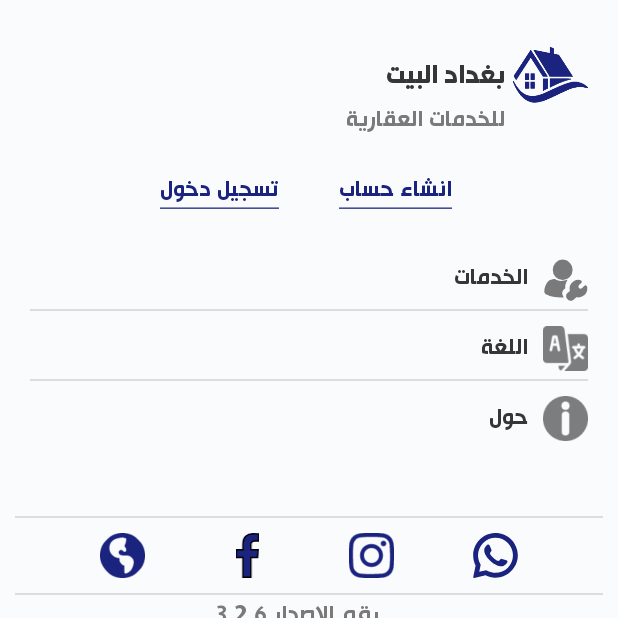
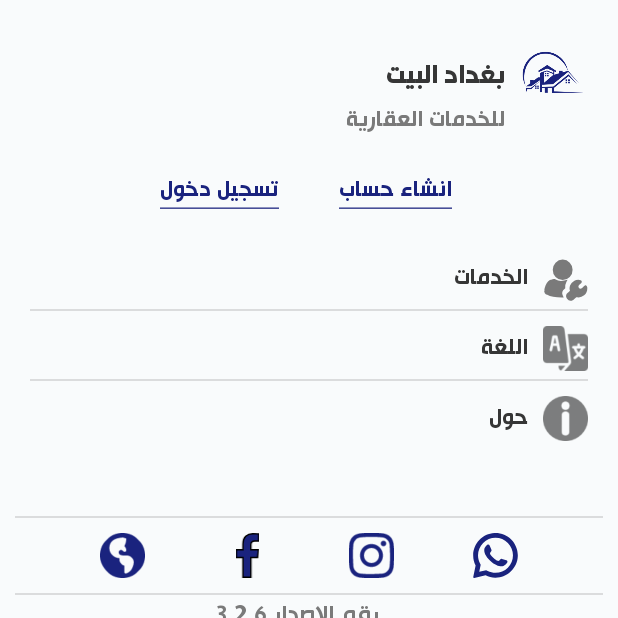
Before and after one commit to PardeepTeams/Baghdad-home, an Android app: the fragment MoreFragment placed in its activity, on a phone screen of 412 x 824 dp, the top half of it. Run offline under Robolectric (Android 15) with nearby library versions, the phone set to English and light mode, and no system bars; our stand-ins replace CircleImageView, Firebase (no records; nobody signed in at launch, a user with empty details on screens opened directly); libraries missing offline, so code that uses them is left out: com.amar.library, com.facebook, com.facebook.login, com.google.auth.oauth2; pictures from the network do not load; 6 statements that could not run were skipped.

Commit message:
Changed splash video Changed small app icon

```diff
--- a/app/src/main/java/com/baghdadhomes/Activities/NewSplashActivity.kt
+++ b/app/src/main/java/com/baghdadhomes/Activities/NewSplashActivity.kt
@@ -84,7 +84,7 @@ class NewSplashActivity : BaseActivity() {
             }
         }
 
-        videoview.setVideoURI(Uri.parse("android.resource://" + packageName + "/" + R.raw.new_splash))
+        videoview.setVideoURI(Uri.parse("android.resource://" + packageName + "/" + R.raw.splash_data_new_video))
         videoview.setZOrderOnTop(true)
 
         videoview.setOnPreparedListener {
--- a/app/src/main/res/layout/activity_new_splash.xml
+++ b/app/src/main/res/layout/activity_new_splash.xml
@@ -3,14 +3,15 @@
     xmlns:tools="http://schemas.android.com/tools"
     android:layout_width="match_parent"
     android:layout_height="match_parent"
-    android:background="@color/whiteNew"
+    android:background="@color/splashBlue"
     tools:context=".Activities.NewSplashActivity">
 
         <VideoView
             android:id="@+id/videoview"
             android:layout_width="match_parent"
             android:layout_height="match_parent"
-            android:layout_centerInParent="true"/>
+            android:layout_centerInParent="true"
+            android:background="@color/blue"/>
 
         <RelativeLayout
             android:visibility="gone"
--- a/app/src/main/res/layout/fragment_more.xml
+++ b/app/src/main/res/layout/fragment_more.xml
@@ -341,7 +341,8 @@
                         android:layout_width="30dp"
                         android:layout_height="30dp"
                         android:layout_centerVertical="true"
-                        android:src="@drawable/ic_companies" />
+                        android:src="@drawable/ic_companies"
+                        app:tint="@color/grey"/>
 
                     <TextView
                         android:layout_width="match_parent"
--- a/app/src/main/res/values/colors.xml
+++ b/app/src/main/res/values/colors.xml
@@ -27,6 +27,7 @@
     <color name="blackNew">#000000</color>
   <!--  <color name="skyBlue">#0A3D62</color>-->
     <!--<color name="skyBlue">#3f51b5</color>-->
+    <color name="splashBlue">#182072</color>
     <color name="skyBlue">#1A237E</color>
  <!--   <color name="skyBlueLight">#330A3D62</color>-->
  <!--   <color name="skyBlueLight">#333f51b5</color>-->
```
Also changed, not shown: app/src/main/res/drawable/img_icon.png.
